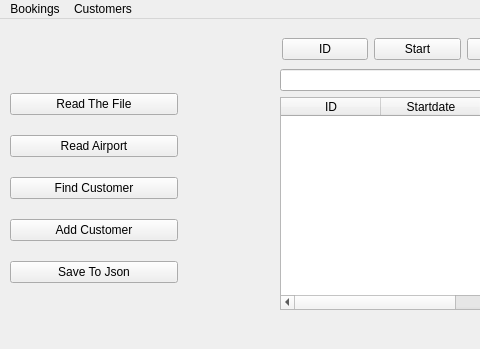
Before: the Qt Designer form upandaway/travelagencyui.ui in tuandung18/Upandaway, drawn with Qt 5; both pictures show x 0 to 480 and y 0 to 349 of the 960 by 825 pixel window.
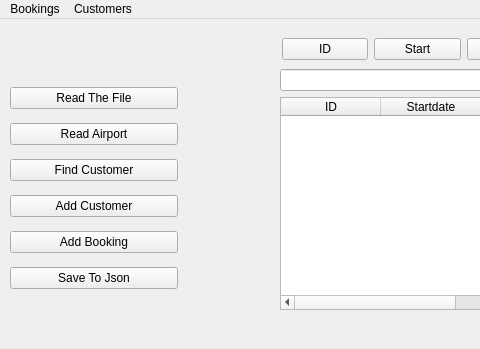
After: the same form once the commit is applied.

Commit message: Student paper 4th finished. You can still check the todo to cover the exceptions. (like empty inputs by add booking method)

Diff of the .ui file:
```diff
--- a/upandaway/travelagencyui.ui
+++ b/upandaway/travelagencyui.ui
@@ -61,6 +61,13 @@
        </property>
       </widget>
      </item>
+     <item>
+      <widget class="QPushButton" name="addBooking">
+       <property name="text">
+        <string>Add Booking</string>
+       </property>
+      </widget>
+     </item>
      <item>
       <widget class="QPushButton" name="saveJsonButton">
        <property name="text">
```
The commit also changes 173 other files.
